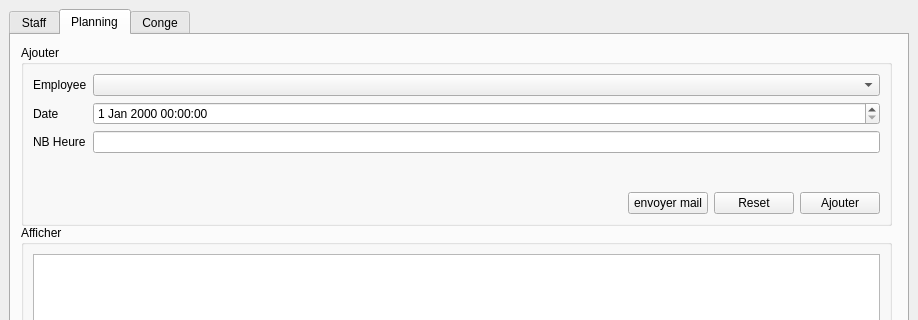
soumaya-nheri/Smart-Restaurant-2A28, file mainwindow.ui: the form before one commit; both pictures show x 0 to 918 and y 0 to 320 of the 918 by 602 pixel window.
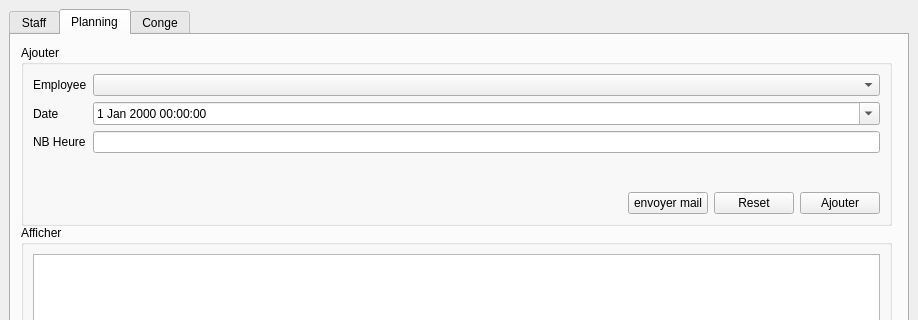
The form after the commit. The open tabs and pages were chosen to show the change.

```diff
--- a/mainwindow.ui
+++ b/mainwindow.ui
@@ -301,7 +301,11 @@
                 </widget>
                </item>
                <item row="1" column="1">
-                <widget class="QDateTimeEdit" name="DATE_PRESENCE"/>
+                <widget class="QDateTimeEdit" name="DATE_PRESENCE">
+                 <property name="calendarPopup">
+                  <bool>true</bool>
+                 </property>
+                </widget>
                </item>
                <item row="2" column="0">
                 <widget class="QLabel" name="prNomLabel_2">
```
Left out of the diff: 2 changed lines with no effect on the pictures.
